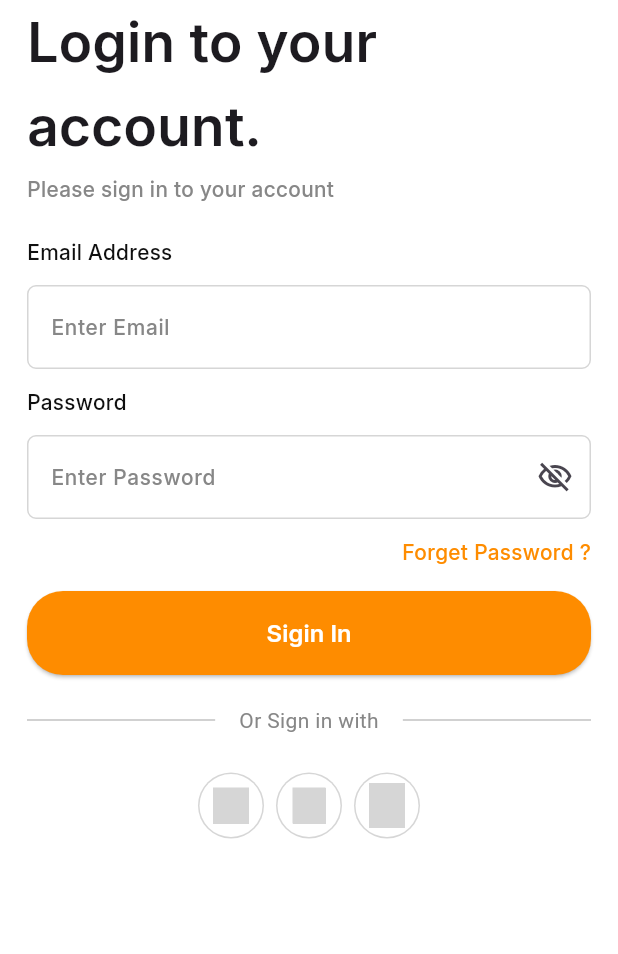
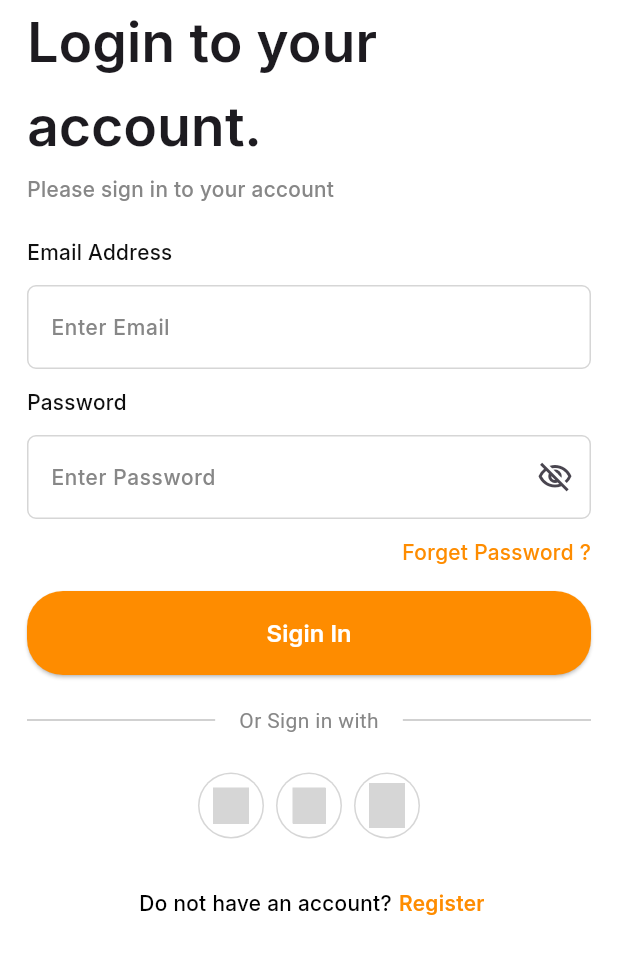
Before and after one commit to MohamedEssami20/delivery_food, a Flutter app: the SiginInView screen opened by its route, on a phone screen of 412 x 824 dp. Shown: the top 954 px of the screen. Run offline on Flutter 3.47's test engine with Material 3 defaults, Android fonts, the phone set to English and light mode, and no system bars; our stand-ins replace dots_indicator, shared_preferences; missing offline and left inert: svg_flutter; accounts and stored records are empty; grey boxes are pictures that could not be loaded.

Commit message:
create do not have account widget

```diff
--- /dev/null
+++ b/lib/features/auth/presentation/views/widgets/dont_have_account.dart
@@ -0,0 +1,37 @@
+import 'package:flutter/material.dart';
+
+import '../../../../../core/utils/app_color.dart';
+import '../../../../../core/utils/app_text_styles.dart';
+
+class DontHaveAccount extends StatelessWidget {
+  const DontHaveAccount({super.key});
+
+  @override
+  Widget build(BuildContext context) {
+    return Row(
+      mainAxisAlignment: MainAxisAlignment.center,
+      children: [
+        Text.rich(
+          textAlign: TextAlign.center,
+          TextSpan(
+            children: [
+              TextSpan(
+                text: ' Do not have an account?',
+                style: AppTextStyles.medium14.copyWith(color: Colors.black),
+              ),
+              const TextSpan(
+                text: ' ',
+                style: AppTextStyles.regular16,
+              ),
+              TextSpan(
+                text: 'Register',
+                style: AppTextStyles.semiBold14
+                    .copyWith(color: AppColor.primaryColor),
+              ),
+            ],
+          ),
+        ),
+      ],
+    );
+  }
+}
--- a/lib/features/auth/presentation/views/widgets/sigin_in_view_body.dart
+++ b/lib/features/auth/presentation/views/widgets/sigin_in_view_body.dart
@@ -2,6 +2,7 @@ import 'package:delivery_food/core/utils/app_text_styles.dart';
 import 'package:delivery_food/core/utils/widgets/custom_button.dart';
 import 'package:delivery_food/core/utils/widgets/custom_text_field.dart';
 import 'package:delivery_food/features/auth/presentation/views/widgets/custom_divider.dart';
+import 'package:delivery_food/features/auth/presentation/views/widgets/dont_have_account.dart';
 import 'package:delivery_food/features/auth/presentation/views/widgets/social_login_item_list_view.dart';
 import 'package:flutter/material.dart';
 import '../../../../onBoarding/presentation/views/widgets/forget_password.dart';
@@ -19,6 +20,7 @@ class _SiginInViewBodyState extends State<SiginInViewBody> {
   Widget build(BuildContext context) {
     return Padding(
       padding: const EdgeInsets.symmetric(horizontal: 18),
+      child: SingleChildScrollView(
         child: Column(
           crossAxisAlignment: CrossAxisAlignment.start,
           children: [
@@ -94,7 +96,12 @@ class _SiginInViewBodyState extends State<SiginInViewBody> {
               height: 25,
             ),
             const SocialLoginItemListView(),
+            const SizedBox(
+              height: 30,
+            ),
+            const DontHaveAccount(),
           ],
+        ),
       ),
     );
   }
```
Lines whose indentation alone changed are shown as unchanged.
